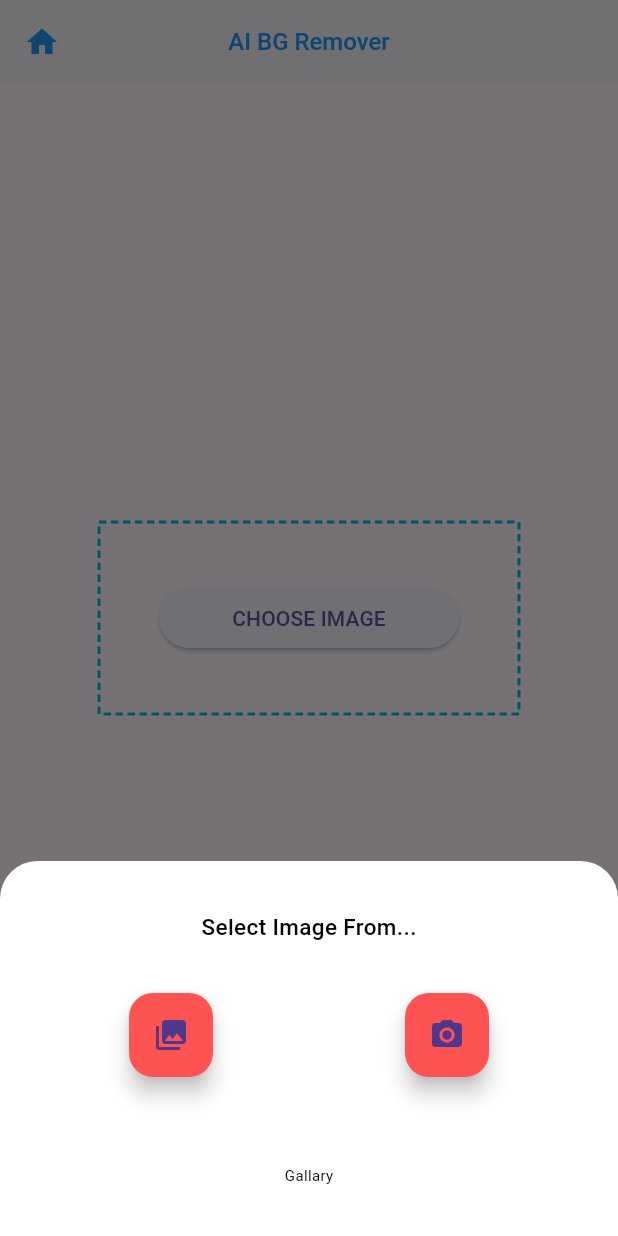
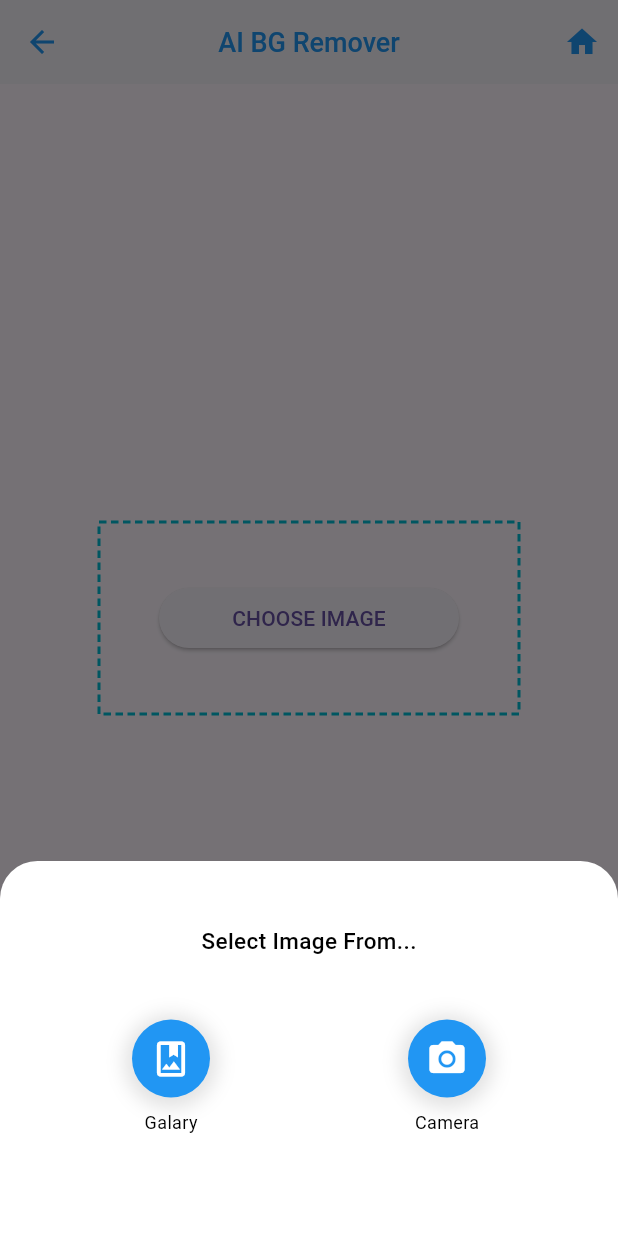
Before and after one commit to Prashant-143/AI-ASSISTANT, a Flutter app: the BgRemoverFeature screen opened directly, after a tap on "CHOOSE IMAGE", on a phone screen of 412 x 824 dp. Run offline on Flutter 3.47's test engine with Material 3 defaults, Android fonts, the phone set to English and light mode, and no system bars; our stand-ins replace flutter_animate, get, hive, image_picker, lottie, screenshot; missing offline and left inert: before_after_image_slider_nullsafty, gallery_saver_updated; accounts and stored records are empty; statements that could not run were skipped; project files that could hold a hidden picture were left out.

Commit message:
Image Feature UI

```diff
--- a/lib/apis/apis.dart
+++ b/lib/apis/apis.dart
@@ -10,7 +10,7 @@ import 'package:http/http.dart';
 class APIs {
 //Get answer from ChatGPT
 
-  static Future<void> getAnswer(question) async {
+  static Future<String> getAnswer(question) async {
     try {
       final response =
           await post(Uri.parse('https://api.openai.com/v1/chat/completions'),
@@ -32,7 +32,7 @@ class APIs {
       return data['choices'][0]['message']['content'];
     } catch (e) {
       log('getAnswerE: $e');
-      return;
+      return "Something went wrong (Please try again in sometime)";
     }
   }
 
--- a/lib/features/bg_remove_feature.dart
+++ b/lib/features/bg_remove_feature.dart
@@ -1,9 +1,10 @@
 // ignore_for_file: use_build_context_synchronously
+
+import 'package:ai_assistant/helper/my_dialogs.dart';
 import 'package:flutter/material.dart';
 import 'dart:developer';
 import 'dart:io';
 import 'package:ai_assistant/apis/apis.dart';
-import 'package:device_info_plus/device_info_plus.dart';
 import 'package:flutter/services.dart';
 import 'package:gallery_saver_updated/gallery_saver.dart';
 import 'package:get/get.dart';
@@ -11,6 +12,7 @@ import 'package:image_picker/image_picker.dart';
 import 'package:path_provider/path_provider.dart';
 import 'package:screenshot/screenshot.dart';
 import 'package:before_after_image_slider_nullsafty/before_after_image_slider_nullsafty.dart';
+import '../helper/global.dart';
 import '../widgets/dashed_border.dart';
 
 class BgRemoverFeature extends StatefulWidget {
@@ -42,6 +44,68 @@ class _BgRemoverFeatureState extends State<BgRemoverFeature> {
     setState(() {});
   }
 
+  // Future<void> checkAndRequestPermissions() async {
+  //   if (Platform.isAndroid) {
+  //     final PermissionStatus storagePermissionStatus =
+  //         await Permission.storage.status;
+  //     if (storagePermissionStatus.isDenied) {
+  //       if (await isAndroidVersionAtLeast(33)) {
+  //         // Request specific permissions for Android 13 or higher
+  //         await _requestSpecificMediaPermissions();
+  //       } else {
+  //         // Request general storage permission for Android versions below 13
+  //         await _requestStoragePermission();
+  //       }
+  //     }
+  //   }
+  // }
+
+  // Future<bool> isAndroidVersionAtLeast(int version) async {
+  //   final AndroidDeviceInfo androidInfo = await DeviceInfoPlugin().androidInfo;
+  //   final int sdkInt = androidInfo.version.sdkInt;
+  //   return sdkInt >= version;
+  // }
+
+  // Future<void> _requestSpecificMediaPermissions() async {
+  //   try {
+  //     final Map<Permission, PermissionStatus> permissionStatuses = await [
+  //       Permission.mediaLibrary,
+  //       Permission.photos,
+  //       Permission.videos,
+  //       Permission.audio,
+  //       Permission.accessMediaLocation,
+  //       Permission.accessMediaLocation,
+  //       Permission.bluetooth,
+  //       Permission.bluetoothConnect,
+  //       Permission.bluetoothScan,
+  //       Permission.camera,
+  //       Permission.contacts,
+  //     ].request();
+  //     // Handle permission statuses if needed
+  //   } catch (e) {
+  //     // Handle permission request error
+  //     print('Error requesting specific media permissions: $e');
+  //   }
+  // }
+
+  // Future<void> _requestStoragePermission() async {
+  //   try {
+  //     final PermissionStatus status = await Permission.storage.request();
+  //     if (status.isDenied) {
+  //       // Handle if permission is denied for storage
+  //       final bool isPermanentlyDenied =
+  //           await Permission.storage.isPermanentlyDenied;
+  //       if (isPermanentlyDenied) {
+  //         // Open app settings if permission is permanently denied
+  //         await openAppSettings();
+  //       }
+  //     }
+  //   } catch (e) {
+  //     // Handle permission request error
+  //     log('Error requesting storage permission: $e');
+  //   }
+  // }
+
   ScreenshotController screenshotController = ScreenshotController();
   // APIs api = APIs(); // Instance of the Api class
 
@@ -55,92 +119,6 @@ class _BgRemoverFeatureState extends State<BgRemoverFeature> {
       setState(() {});
     } else {}
   }
-
-  // final DeviceInfoPlugin deviceInfo = DeviceInfoPlugin();
-  // late AndroidDeviceInfo androidInfo;
-
-  // Future<Directory> getSaveDirectory() async {
-  //   if (Platform.isWindows) {
-  //     // Specify the Windows directory
-  //     return Directory("C:\\Users\\acer\\Downloads\\AI BG REMOVER");
-  //   } else if (Platform.isMacOS) {
-  //     // Specify the macOS directory
-  //     return Directory("/YourMacOSDirectory");
-  //   } else if (Platform.isLinux) {
-  //     // Specify the Linux directory
-  //     return Directory("/YourLinuxDirectory");
-  //   } else {
-  //     // For other platforms, you can specify a default directory
-  //     return Directory("storage/emulated/0/Download/AI BG REMOVER");
-  //   }
-  // }
-
-  // downloadImage() async {
-  //   if (Platform.isAndroid) {
-  //     androidInfo = await deviceInfo.androidInfo;
-
-  //     if (androidInfo.version.sdkInt < 33) {
-  //       PermissionStatus status = await Permission.storage.request();
-
-  //       try {
-  //         if (status.isGranted) {
-  //           // Permission granted, continue with download
-  //           try {
-  //             log('Android 13 Lower Version Block Is Executed');
-  //             var filename = "${DateTime.now().millisecondsSinceEpoch}.png";
-  //             final directory = await getSaveDirectory();
-
-  //             if (!await directory.exists()) {
-  //               await directory.create(recursive: true);
-  //             }
-
-  //             await screenshotController.captureAndSave(
-  //               directory.path,
-  //               delay: const Duration(milliseconds: 100),
-  //               fileName: filename,
-  //               pixelRatio: 1.0,
-  //             );
-
-  //             ScaffoldMessenger.of(context).showSnackBar(
-  //               SnackBar(content: Text("Downloaded to ${directory.path}")),
-  //             );
-  //           } catch (e) {
-  //             log('Error while capturing and saving screenshot: $e');
-  //           }
-  //         } else if (status.isPermanentlyDenied) {
-  //           // Open app settings for manual permission granting
-  //           openAppSettings();
-  //         }
-  //       } catch (e) {
-  //         log('Error while checking and requesting storage permission: $e');
-  //       }
-  //     } else {
-  //       log('Android 13 or higher Block Is Executed');
-
-  //       try {
-  //         var filename = "${DateTime.now().millisecondsSinceEpoch}.png";
-  //         final directory = await getSaveDirectory();
-
-  //         if (!await directory.exists()) {
-  //           await directory.create(recursive: true);
-  //         }
-
-  //         await screenshotController.captureAndSave(
-  //           directory.path,
-  //           delay: const Duration(milliseconds: 100),
-  //           fileName: filename,
-  //           pixelRatio: 1.0,
-  //         );
-
-  //         ScaffoldMessenger.of(context).showSnackBar(
-  //           SnackBar(content: Text("Downloaded to ${directory.path}")),
-  //         );
-  //       } catch (e) {
-  //         log('Error while capturing and saving screenshot: $e');
-  //       }
-  //     }
-  //   }
-  // }
 
   Future<void> downloadImage() async {
     try {
@@ -156,19 +134,14 @@ class _BgRemoverFeatureState extends State<BgRemoverFeature> {
         // Save the temporary file to the gallery
         await GallerySaver.saveImage(tempFile.path, albumName: 'AI BG REMOVER');
 
-        ScaffoldMessenger.of(context).showSnackBar(
-          const SnackBar(content: Text("Image saved to gallery")),
-        );
+        MyDialogs.success(msg: "Image saved to gallery");
       } else {
-        ScaffoldMessenger.of(context).showSnackBar(
-          const SnackBar(content: Text("No image available to save")),
-        );
+        MyDialogs.info(msg: "No image available to save");
       }
     } catch (e) {
       log('Error while saving image to gallery: $e');
-      ScaffoldMessenger.of(context).showSnackBar(
-        const SnackBar(content: Text("Error while saving image to gallery")),
-      );
+
+      MyDialogs.error(msg: "Error while saving image to gallery");
     }
   }
 
@@ -192,22 +165,17 @@ class _BgRemoverFeatureState extends State<BgRemoverFeature> {
           //     },
           //     icon: const Icon(Icons.camera_alt)),
 
-          // IconButton(
-          //     onPressed: () {
-          //       reset();
-          //     },
-          //     icon: const Icon(Icons.home)),
-        ],
-        leading: IconButton(
+          IconButton(
               onPressed: () {
                 reset();
               },
               icon: const Icon(Icons.home)),
+        ],
         elevation: 02.0,
         title: const Text("AI BG Remover"),
         scrolledUnderElevation: 5,
         titleTextStyle: const TextStyle(
-            fontSize: 16.0, color: Colors.blue, fontWeight: FontWeight.w500),
+            fontSize: 18.0, color: Colors.blue, fontWeight: FontWeight.w500),
       ),
       body: Center(
         child: removedbg
@@ -225,7 +193,8 @@ class _BgRemoverFeatureState extends State<BgRemoverFeature> {
                 ? GestureDetector(
                     onTap: () {
                       bottomsheet();
-                      setState(() {});
+                      // checkAndRequestPermissions();
+                      // setState(() {});
                     },
                     child: Padding(
                       padding: const EdgeInsets.all(10),
@@ -257,8 +226,12 @@ class _BgRemoverFeatureState extends State<BgRemoverFeature> {
                         },
                         child: const Text("CHOOSE IMAGE"),
                       ),
-                    )),
                     ),
+                  ),
+      ),
+
+      //Floating Action Button For Downloading Image
+
       floatingActionButton: Visibility(
         visible: isVisible,
         child: FloatingActionButton(
@@ -316,44 +289,34 @@ class _BgRemoverFeatureState extends State<BgRemoverFeature> {
         child: Column(
           mainAxisAlignment: MainAxisAlignment.spaceEvenly,
           children: [
-            // const SizedBox(height: 30),
             const Text(
               'Select Image From...',
               style: TextStyle(
                 color: Colors.black,
                 fontSize: 15,
-                  fontWeight: FontWeight.w500),
+                fontWeight: FontWeight.w500,
+              ),
             ),
             Padding(
               padding: const EdgeInsets.only(bottom: 25),
               child: Row(
                 mainAxisAlignment: MainAxisAlignment.spaceEvenly,
                 children: [
-                  FloatingActionButton(
-                    onPressed: () {
+                  // First Button
+                  customButton(() {
                     pickImage(ImageSource.gallery);
                     Get.back();
-                    },
-                    backgroundColor: Colors.redAccent,
-                    child: const Icon(Icons.photo_library),
-                  ),
+                  }, Icons.photo_album_outlined, 'Galary'),
+
+                  // SizedBox for some space
                   const SizedBox(width: 16),
-                  FloatingActionButton(
-                    onPressed: () {
+
+                  // Second Button
+                  customButton(() {
                     pickImage(ImageSource.camera);
                     Get.back();
-                    },
-                    backgroundColor: Colors.redAccent,
-                    child: const Icon(Icons.photo_camera),
-                  ),
+                  }, Icons.camera_alt, 'Camera'),
                 ],
-              ),
-            ),
-            const Text(
-              'Gallary',
-              style: TextStyle(
-                color: Colors.black,
-                fontSize: 10,
               ),
             ),
           ],
--- a/lib/helper/global.dart
+++ b/lib/helper/global.dart
@@ -1,11 +1,58 @@
 import 'package:flutter/material.dart';
 
 const appName = 'AI Assistant';
+const appLogo = 'assets/images/AI_LOGO.png';
 
 const apiKey = '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';
 const bgRemoverApiKey = "EtqVVQrwY1Z5UQ5phtYhfokB";
 
 late Size mq;
+
+//Custom Button For Image Picking...
+Widget customButton(VoidCallback onTap, IconData icon, String label) {
+  return Column(
+    mainAxisAlignment: MainAxisAlignment.center,
+    children: [
+      Semantics(
+        button: true,
+        child: InkWell(
+          onTap: onTap,
+          child: Container(
+            decoration: BoxDecoration(
+              shape: BoxShape.circle,
+              boxShadow: [
+                BoxShadow(
+                  color: Colors.grey.withOpacity(0.3),
+                  spreadRadius: 5,
+                  blurRadius: 10,
+                  offset: const Offset(0, 2),
+                ),
+              ],
+            ),
+            child: CircleAvatar(
+              radius: 26,
+              backgroundColor: Colors.blue,
+              child: Icon(
+                icon,
+                color: Colors.white,
+                size: 28,
+              ),
+            ),
+          ),
+        ),
+      ),
+      const SizedBox(height: 8),
+      Text(
+        label,
+        style: const TextStyle(
+          color: Colors.black,
+          fontSize: 12,
+          fontWeight: FontWeight.w400,
+        ),
+      ),
+    ],
+  );
+}
 
 // Widget appLogo(double width, double height) {
 //   return Image.asset(
--- a/pubspec.yaml
+++ b/pubspec.yaml
@@ -46,6 +46,8 @@ dependencies:
   before_after_image_slider_nullsafty: ^1.0.1
   device_info_plus: ^9.1.1
   gallery_saver_updated: ^3.0.0
+  animated_text_kit: ^4.2.2
+  # receive_sharing_intent: ^1.4.5
 
 dev_dependencies:
   flutter_test:
```
Also changed, not shown: lib/controller/chat_controller.dart (+25 -4 lines), lib/controller/image_controller.dart (added, +12 -0 lines), lib/features/chat_feature.dart (+22 -6 lines), lib/features/image_feature.dart (+39 -1 lines), lib/helper/my_dialogs.dart (added, +25 -0 lines), lib/screens/onboarding_screen.dart (+5 -10 lines), lib/widgets/custom_button.dart (added, +25 -0 lines), lib/widgets/message_card.dart (added, +80 -0 lines), pubspec.lock, 1 other file. Lines whose indentation alone changed are shown as unchanged.
